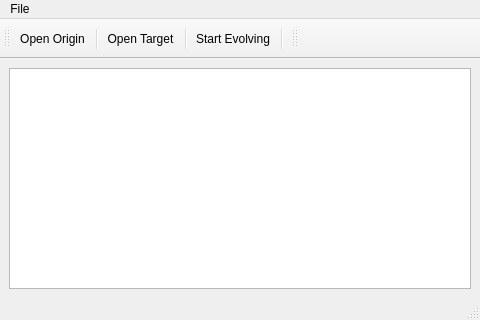
idaohang/GPSeg, file mainwindow.ui: the form before one commit.
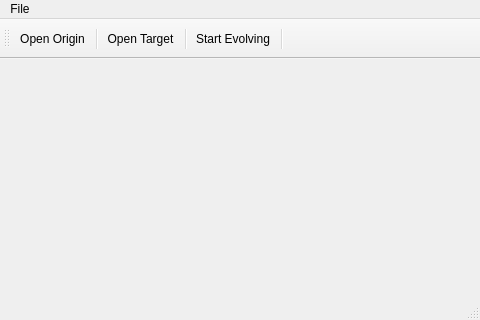
The form after the commit.

Commit message: Label View Display Target

Patch:
```diff
--- a/mainwindow.ui
+++ b/mainwindow.ui
@@ -31,7 +31,27 @@
   <widget class="QWidget" name="centralwidget">
    <layout class="QHBoxLayout" name="horizontalLayout">
     <item>
-     <widget class="QGraphicsView" name="graphicsView"/>
+     <widget class="QLabel" name="label_origin">
+      <property name="text">
+       <string/>
+      </property>
+      <property name="scaledContents">
+       <bool>false</bool>
+      </property>
+     </widget>
+    </item>
+    <item>
+     <widget class="QLabel" name="label_target">
+      <property name="autoFillBackground">
+       <bool>true</bool>
+      </property>
+      <property name="text">
+       <string/>
+      </property>
+      <property name="scaledContents">
+       <bool>false</bool>
+      </property>
+     </widget>
     </item>
    </layout>
   </widget>
@@ -58,17 +78,6 @@
    <addaction name="actionStart_Evolving"/>
    <addaction name="separator"/>
   </widget>
-  <widget class="QToolBar" name="toolBar_2">
-   <property name="windowTitle">
-    <string>toolBar_2</string>
-   </property>
-   <attribute name="toolBarArea">
-    <enum>TopToolBarArea</enum>
-   </attribute>
-   <attribute name="toolBarBreak">
-    <bool>false</bool>
-   </attribute>
-  </widget>
   <widget class="QMenuBar" name="menuBar">
    <property name="geometry">
     <rect>
```
Left out of the diff: 1 changed line with no effect on the pictures. The commit also changes 2 other files.
